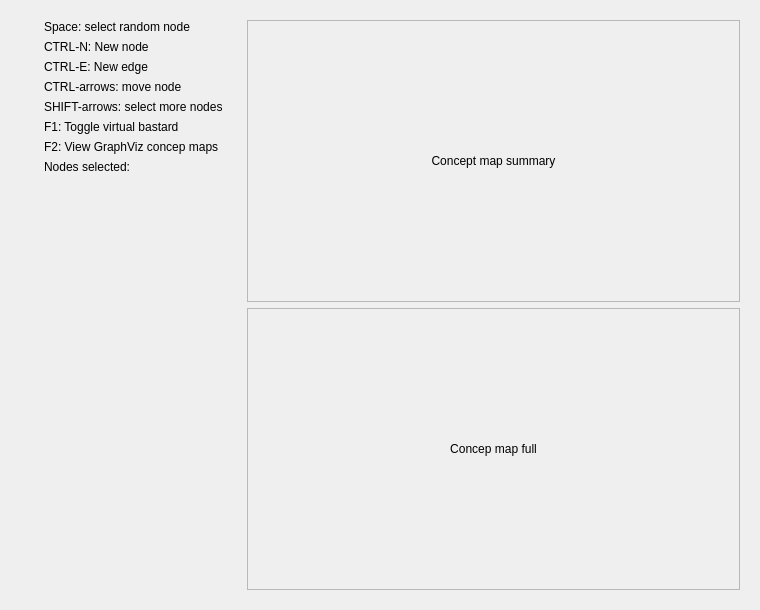
First picture: the form in qttesteditconceptmapdialog.ui, repository richelbilderbeek/TestConceptMap, before the edit.
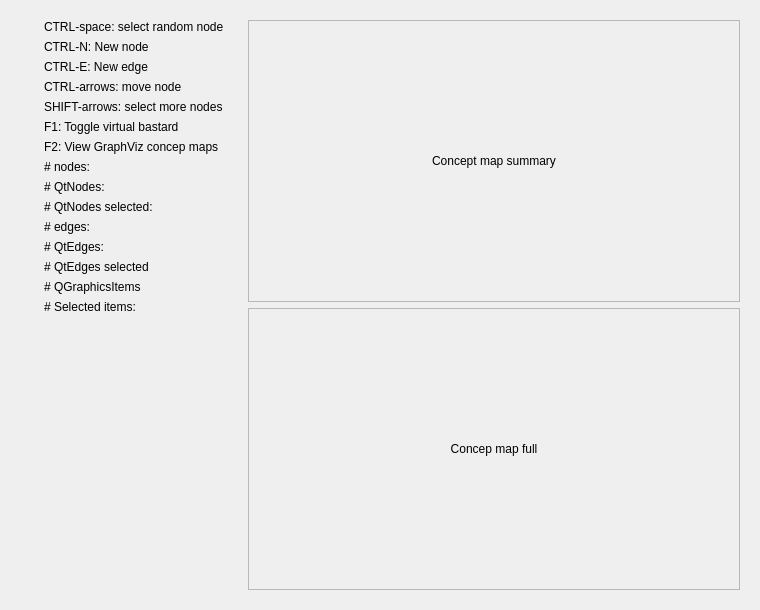
Second picture: the form after the edit.

The edit to the form file:
```diff
--- a/qttesteditconceptmapdialog.ui
+++ b/qttesteditconceptmapdialog.ui
@@ -28,7 +28,7 @@
       <item>
        <widget class="QLabel" name="label">
         <property name="text">
-         <string>Space: select random node</string>
+         <string>CTRL-space: select random node</string>
         </property>
        </widget>
       </item>
@@ -77,7 +77,56 @@
       <item>
        <widget class="QLabel" name="label_nodes_selected">
         <property name="text">
-         <string>Nodes selected:</string>
+         <string># nodes:</string>
+        </property>
+       </widget>
+      </item>
+      <item>
+       <widget class="QLabel" name="label_n_qtnodes">
+        <property name="text">
+         <string># QtNodes:</string>
+        </property>
+       </widget>
+      </item>
+      <item>
+       <widget class="QLabel" name="label_n_qtnodes_selected">
+        <property name="text">
+         <string># QtNodes selected:</string>
+        </property>
+       </widget>
+      </item>
+      <item>
+       <widget class="QLabel" name="label_n_edges">
+        <property name="text">
+         <string># edges:</string>
+        </property>
+       </widget>
+      </item>
+      <item>
+       <widget class="QLabel" name="label_n_qtedges">
+        <property name="text">
+         <string># QtEdges:</string>
+        </property>
+       </widget>
+      </item>
+      <item>
+       <widget class="QLabel" name="label_n_qtedges_selected">
+        <property name="text">
+         <string># QtEdges selected</string>
+        </property>
+       </widget>
+      </item>
+      <item>
+       <widget class="QLabel" name="label_n_items">
+        <property name="text">
+         <string># QGraphicsItems</string>
+        </property>
+       </widget>
+      </item>
+      <item>
+       <widget class="QLabel" name="label_n_items_selected">
+        <property name="text">
+         <string># Selected items:</string>
         </property>
        </widget>
       </item>
```
Left out of the diff: 6 changed lines with no effect on the pictures.
